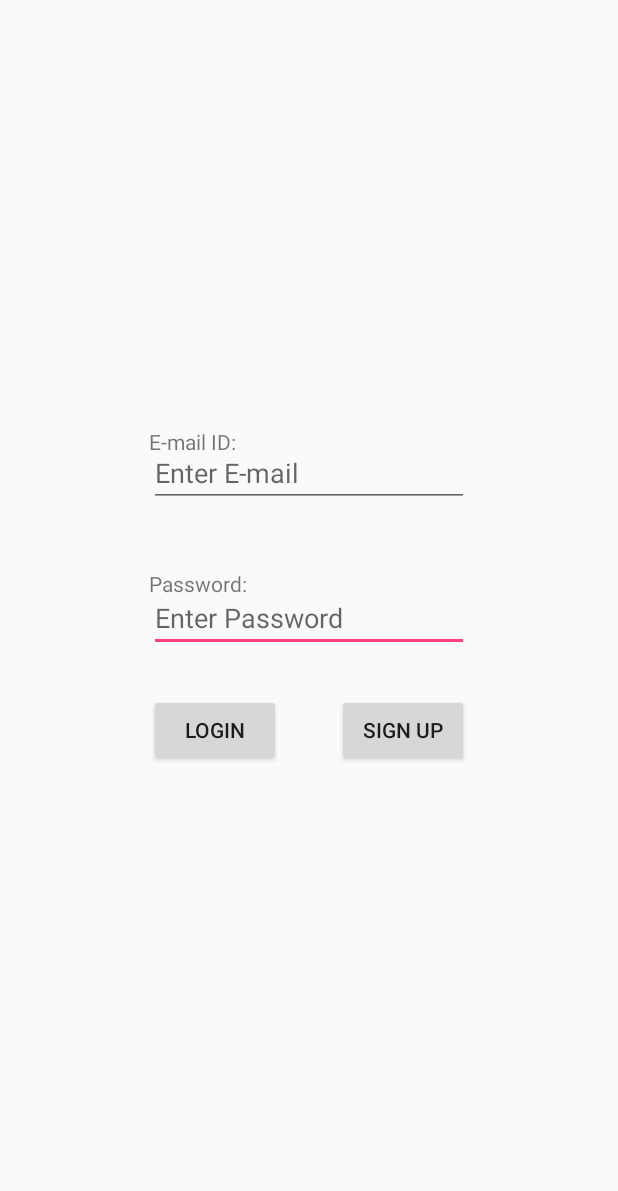
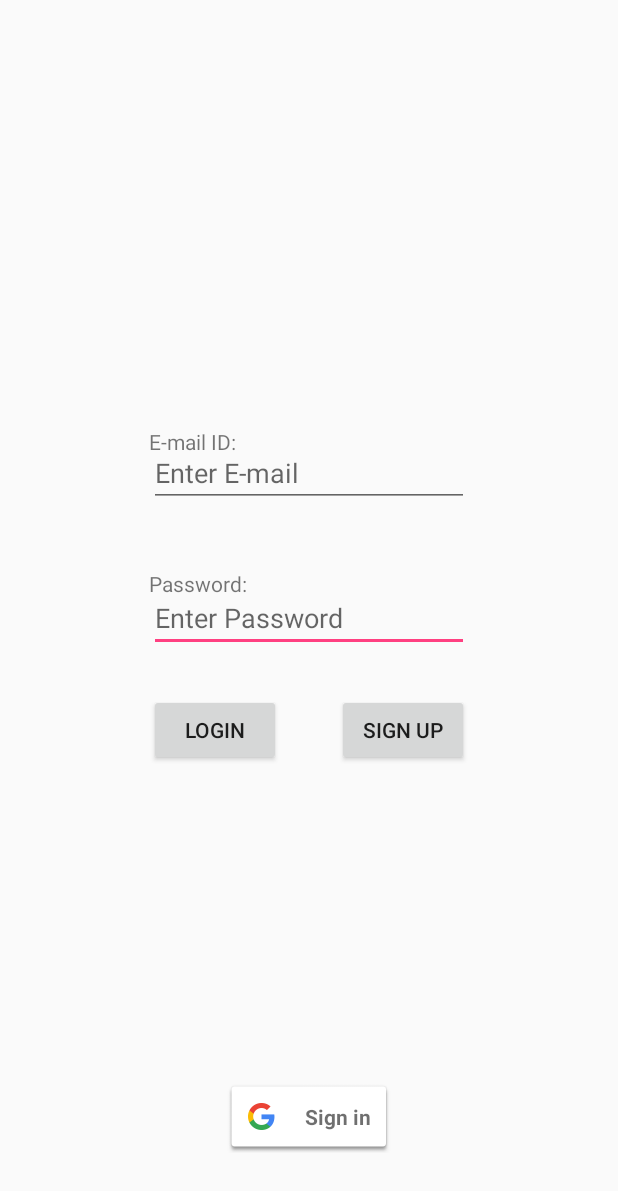
Before and after one commit to aamzhas/School-Me, an Android app: the layout activity_login.xml on its own in the app's theme, with its tools: preview values and no code run, on a phone screen of 412 x 824 dp. Shown: the top 1191 px of the screen. Run offline under Robolectric (Android 15) with nearby library versions, the phone set to English and light mode, and no system bars.

Commit message:
Added Google Sign in + Authentication through firebase, unable to test.

```diff
--- a/app/build.gradle
+++ b/app/build.gradle
@@ -5,7 +5,7 @@ android {
     buildToolsVersion "25.0.2"
     defaultConfig {
         applicationId "com.aamir.schoolme"
-        minSdkVersion 22
+        minSdkVersion 20
         targetSdkVersion 25
         versionCode 1
         versionName "1.0"
@@ -27,6 +27,7 @@ dependencies {
     compile 'com.android.support:appcompat-v7:25.2.0'
     compile 'com.android.support:design:25.2.0'
     compile 'com.google.firebase:firebase-auth:10.2.0'
+    compile 'com.google.android.gms:play-services:10.2.0'
     testCompile 'junit:junit:4.12'
 }
 
--- a/app/src/main/res/layout/activity_login.xml
+++ b/app/src/main/res/layout/activity_login.xml
@@ -11,62 +11,71 @@
     app:layout_behavior="@string/appbar_scrolling_view_behavior">
 
     <EditText
+        android:id="@+id/password"
         android:layout_width="wrap_content"
         android:layout_height="wrap_content"
-        android:inputType="textPassword"
-        android:ems="10"
-        android:layout_marginTop="51dp"
-        android:id="@+id/password"
         android:layout_centerHorizontal="true"
         android:layout_centerVertical="true"
-        android:hint="Enter Password" />
+        android:layout_marginTop="51dp"
+        android:ems="10"
+        android:hint="Enter Password"
+        android:inputType="textPassword" />
 
     <EditText
+        android:id="@+id/email"
         android:layout_width="wrap_content"
         android:layout_height="wrap_content"
-        android:inputType="textEmailAddress"
+        android:layout_above="@+id/password"
+        android:layout_alignStart="@+id/TV_password"
         android:ems="10"
-        android:id="@+id/email"
         android:hint="Enter E-mail"
-        android:layout_above="@+id/password"
-        android:layout_alignStart="@+id/TV_password" />
+        android:inputType="textEmailAddress" />
 
     <TextView
-        android:text="Password:"
+        android:id="@+id/TV_password"
         android:layout_width="wrap_content"
         android:layout_height="wrap_content"
-        android:id="@+id/TV_password"
+        android:layout_alignBottom="@+id/password"
+        android:layout_alignStart="@+id/password"
         android:layout_marginBottom="36dp"
-        android:layout_alignBottom="@+id/password"
-        android:layout_alignStart="@+id/password" />
+        android:text="Password:" />
 
     <TextView
-        android:text="E-mail ID:"
+        android:id="@+id/TV_email"
         android:layout_width="wrap_content"
         android:layout_height="wrap_content"
-        android:id="@+id/TV_email"
         android:layout_above="@+id/password"
         android:layout_alignStart="@+id/email"
-        android:layout_marginBottom="34dp" />
+        android:layout_marginBottom="34dp"
+        android:text="E-mail ID:" />
 
     <Button
-        android:text="Login"
+        android:id="@+id/B_login"
         android:layout_width="wrap_content"
         android:layout_height="wrap_content"
-        android:id="@+id/B_login"
+        android:layout_alignStart="@+id/password"
+        android:layout_below="@+id/password"
         android:layout_marginTop="28dp"
         android:onClick="login"
-        android:layout_below="@+id/password"
-        android:layout_alignStart="@+id/password" />
+        android:text="Login" />
 
     <Button
-        android:text="Sign Up"
+        android:id="@+id/B_signUp"
         android:layout_width="wrap_content"
         android:layout_height="wrap_content"
-        android:id="@+id/B_signUp"
-        android:onClick="signup"
         android:layout_alignBaseline="@+id/B_login"
         android:layout_alignBottom="@+id/B_login"
-        android:layout_alignEnd="@+id/password" />
+        android:layout_alignEnd="@+id/password"
+        android:onClick="signup"
+        android:text="Sign Up" />
+
+    <com.google.android.gms.common.SignInButton
+        android:id="@+id/sign_in_button"
+        android:layout_width="wrap_content"
+        android:layout_height="wrap_content"
+        android:layout_alignParentBottom="true"
+        android:layout_centerHorizontal="true"
+        android:layout_marginBottom="39dp"
+        android:onClick="signInWithGoogle" />
 
 </RelativeLayout>
--- a/app/src/main/res/values/strings.xml
+++ b/app/src/main/res/values/strings.xml
@@ -3,4 +3,6 @@
 
     <string name="alertDialog">Alert!</string>
     <string name="ok">Ok</string>
+    <string name="success">Success!</string>
+    <string name="failed">Authentication Failed</string>
 </resources>
```
Also changed, not shown: app/src/main/AndroidManifest.xml (+10 -2 lines), app/src/main/java/com/aamir/schoolme/LoginActivity.java (+104 -13 lines).
